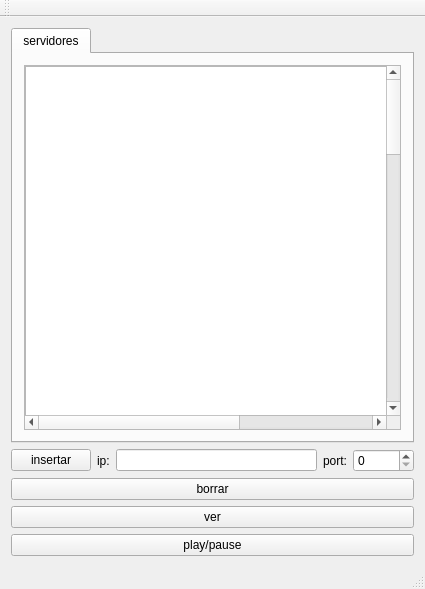
First picture: the form in Midgard/midgardmenu.ui, repository Programmer-CE/Midgard-Project, before the edit.
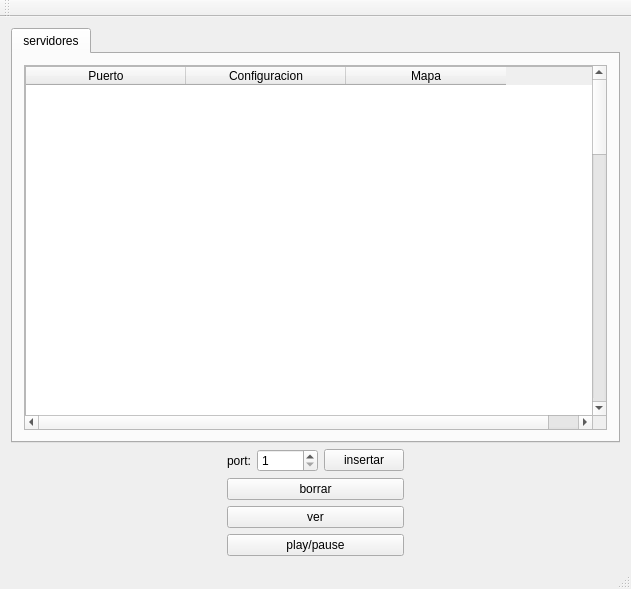
Second picture: the form after the edit. Icons and pictures are not drawn.

The edit to the form file:
```diff
--- a/Midgard/midgardmenu.ui
+++ b/Midgard/midgardmenu.ui
@@ -6,10 +6,16 @@
    <rect>
     <x>0</x>
     <y>0</y>
-    <width>425</width>
+    <width>631</width>
     <height>589</height>
    </rect>
   </property>
+  <property name="minimumSize">
+   <size>
+    <width>600</width>
+    <height>0</height>
+   </size>
+  </property>
   <property name="windowTitle">
    <string>MidgardMenu</string>
   </property>
@@ -63,13 +69,34 @@
              <number>0</number>
             </property>
             <item>
-             <widget class="QListWidget" name="servers">
+             <widget class="QTableWidget" name="servers">
               <property name="minimumSize">
                <size>
                 <width>600</width>
                 <height>1500</height>
                </size>
               </property>
+              <property name="columnCount">
+               <number>3</number>
+              </property>
+              <attribute name="horizontalHeaderDefaultSectionSize">
+               <number>160</number>
+              </attribute>
+              <column>
+               <property name="text">
+                <string>Puerto</string>
+               </property>
+              </column>
+              <column>
+               <property name="text">
+                <string>Configuracion</string>
+               </property>
+              </column>
+              <column>
+               <property name="text">
+                <string>Mapa</string>
+               </property>
+              </column>
              </widget>
             </item>
            </layout>
@@ -79,35 +106,26 @@
        </layout>
       </widget>
      </widget>
+    </item>
+    <item>
+     <layout class="QHBoxLayout" name="horizontalLayout_2">
+      <item>
+       <spacer name="horizontalSpacer_2">
+        <property name="orientation">
+         <enum>Qt::Horizontal</enum>
+        </property>
+        <property name="sizeHint" stdset="0">
+         <size>
+          <width>40</width>
+          <height>20</height>
+         </size>
+        </property>
+       </spacer>
     </item>
     <item>
      <layout class="QVBoxLayout" name="verticalLayout">
       <item>
        <layout class="QHBoxLayout" name="horizontalLayout">
-        <item>
-         <widget class="QPushButton" name="insertar">
-          <property name="text">
-           <string>insertar</string>
-          </property>
-         </widget>
-        </item>
-        <item>
-         <widget class="QLabel" name="label">
-          <property name="text">
-           <string>ip:</string>
-          </property>
-         </widget>
-        </item>
-        <item>
-         <widget class="QLineEdit" name="ipget">
-          <property name="styleSheet">
-           <string notr="true"/>
-          </property>
-          <property name="inputMask">
-           <string/>
-          </property>
-         </widget>
-        </item>
         <item>
          <widget class="QLabel" name="label_2">
           <property name="text">
@@ -117,11 +135,21 @@
         </item>
         <item>
          <widget class="QSpinBox" name="portget">
+            <property name="minimum">
+             <number>1</number>
+            </property>
           <property name="maximum">
            <number>99999</number>
           </property>
          </widget>
         </item>
+          <item>
+           <widget class="QPushButton" name="insertar">
+            <property name="text">
+             <string>insertar</string>
+            </property>
+           </widget>
+          </item>
        </layout>
       </item>
       <item>
@@ -147,6 +175,21 @@
       </item>
      </layout>
     </item>
+      <item>
+       <spacer name="horizontalSpacer">
+        <property name="orientation">
+         <enum>Qt::Horizontal</enum>
+        </property>
+        <property name="sizeHint" stdset="0">
+         <size>
+          <width>40</width>
+          <height>20</height>
+         </size>
+        </property>
+       </spacer>
+      </item>
+     </layout>
+    </item>
    </layout>
   </widget>
   <widget class="QMenuBar" name="menuBar">
```
Left out of the diff: 6 changed lines with no effect on the pictures. Lines whose indentation alone changed are shown as unchanged.
